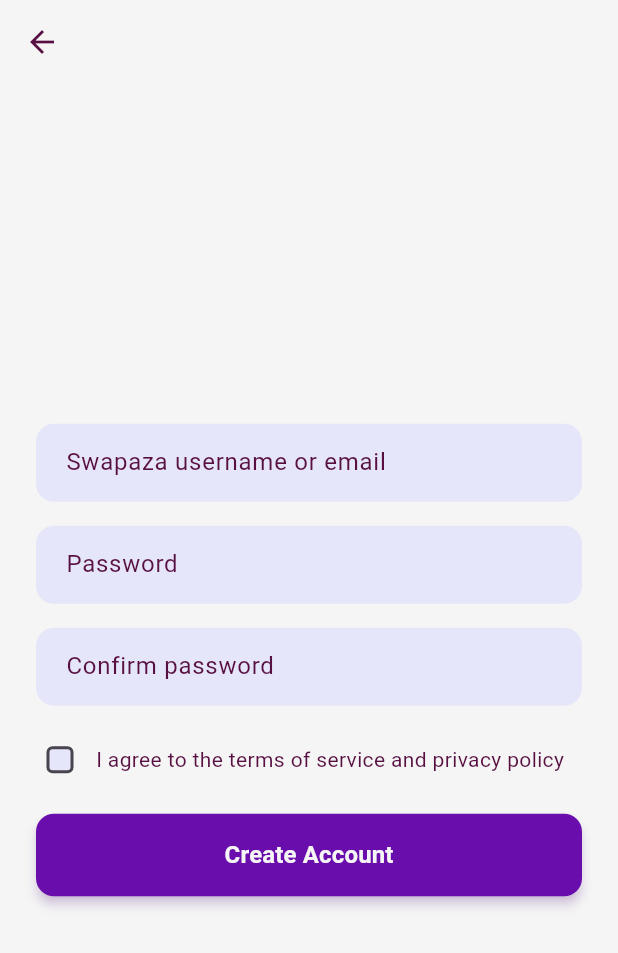
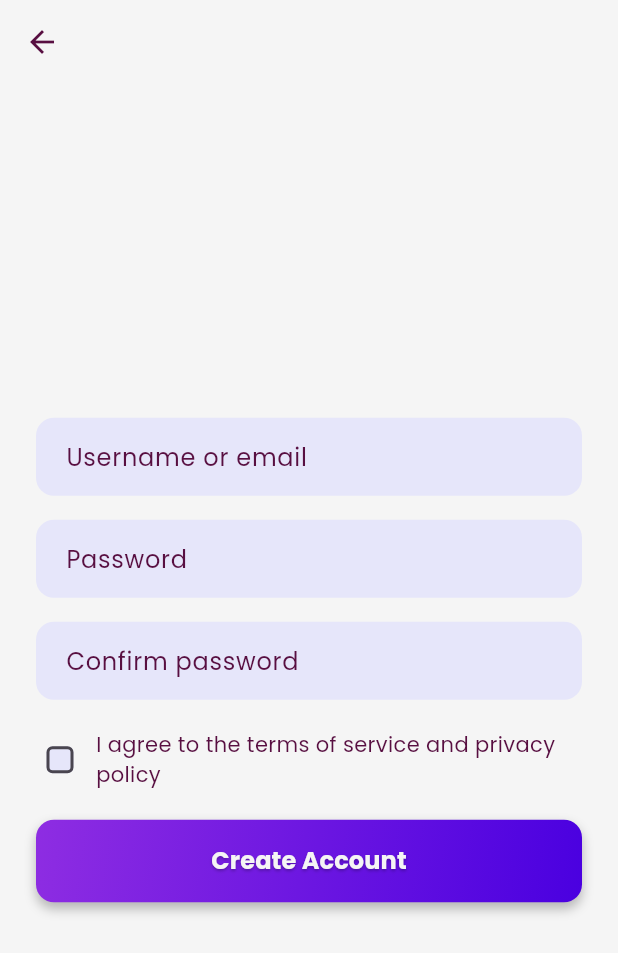
Before and after one commit to mootjeu/swapaza, a Flutter app: the screen it shows after launch, after a tap on "Login", after a tap on "Create Account", on a phone screen of 412 x 824 dp. Shown: the top 953 px of the screen. Run offline on Flutter 3.47's test engine with Material 3 defaults, Android fonts, the phone set to English and light mode, and no system bars; our stand-ins replace google_fonts.

```diff
--- a/lib/create_account_page.dart
+++ b/lib/create_account_page.dart
@@ -1,4 +1,5 @@
 import 'package:flutter/material.dart';
+import 'package:google_fonts/google_fonts.dart';
 
 class CreateAccountPage extends StatefulWidget {
   const CreateAccountPage({super.key});
@@ -19,7 +20,8 @@
   static const backgroundColor = Color(0xFFF5F5F5);
   static const fieldColor = Color(0xFFE6E6FA);
   static const textColor = Color(0xFF580F41);
-  static const buttonColor = Color(0xFF6A0DAD);
+  static const buttonGradientStart = Color(0xFF8E2DE2);
+  static const buttonGradientEnd = Color(0xFF4A00E0);
   static const buttonTextColor = Color(0xFFF5F5F5);
 
   late AnimationController _controller;
@@ -63,7 +65,7 @@
   InputDecoration _inputDecoration(String label) {
     return InputDecoration(
       labelText: label,
-      labelStyle: const TextStyle(color: textColor),
+      labelStyle: GoogleFonts.poppins(color: textColor),
       filled: true,
       fillColor: fieldColor,
       border: OutlineInputBorder(
@@ -76,6 +78,10 @@
 
   @override
   Widget build(BuildContext context) {
+    final textTheme = GoogleFonts.poppinsTextTheme(
+      Theme.of(context).textTheme,
+    );
+
     return Scaffold(
       backgroundColor: backgroundColor,
       appBar: AppBar(
@@ -98,15 +104,15 @@
                   constraints: const BoxConstraints(maxWidth: 400),
                   child: Form(
                     key: _formKey,
+                    child: Theme(
+                      data: Theme.of(context).copyWith(textTheme: textTheme),
                       child: Column(
-                      mainAxisAlignment: MainAxisAlignment.center,
                         crossAxisAlignment: CrossAxisAlignment.stretch,
                         children: [
                           const SizedBox(height: 12),
                           TextFormField(
-                          decoration:
-                              _inputDecoration('Swapaza username or email'),
-                          style: const TextStyle(color: textColor),
+                            decoration: _inputDecoration('Username or email'),
+                            style: GoogleFonts.poppins(color: textColor),
                             onChanged: (val) => _email = val,
                             validator: (val) =>
                                 val!.isEmpty ? 'Vul je email in' : null,
@@ -114,7 +120,7 @@
                           const SizedBox(height: 16),
                           TextFormField(
                             decoration: _inputDecoration('Password'),
-                          style: const TextStyle(color: textColor),
+                            style: GoogleFonts.poppins(color: textColor),
                             obscureText: true,
                             onChanged: (val) => _password = val,
                             validator: (val) =>
@@ -123,7 +129,7 @@
                           const SizedBox(height: 16),
                           TextFormField(
                             decoration: _inputDecoration('Confirm password'),
-                          style: const TextStyle(color: textColor),
+                            style: GoogleFonts.poppins(color: textColor),
                             obscureText: true,
                             onChanged: (val) => _confirmPassword = val,
                             validator: (val) => val != _password
@@ -138,8 +144,9 @@
                                 value: _agreedToTerms,
                                 onChanged: (val) =>
                                     setState(() => _agreedToTerms = val!),
-                              fillColor: MaterialStateProperty.all(fieldColor),
-                              checkColor: buttonColor,
+                                fillColor:
+                                    MaterialStateProperty.all(fieldColor),
+                                checkColor: buttonGradientEnd,
                                 visualDensity: VisualDensity.compact,
                                 materialTapTargetSize:
                                     MaterialTapTargetSize.shrinkWrap,
@@ -148,10 +155,10 @@
                                 ),
                               ),
                               const SizedBox(width: 8),
-                            const Expanded(
+                              Expanded(
                                 child: Text(
                                   'I agree to the terms of service and privacy policy',
-                                style: TextStyle(
+                                  style: GoogleFonts.poppins(
                                     fontSize: 14,
                                     color: textColor,
                                   ),
@@ -160,23 +167,50 @@
                             ],
                           ),
                           const SizedBox(height: 20),
-                        ElevatedButton(
+                          Container(
+                            decoration: BoxDecoration(
+                              gradient: const LinearGradient(
+                                colors: [
+                                  buttonGradientStart,
+                                  buttonGradientEnd
+                                ],
+                                begin: Alignment.topLeft,
+                                end: Alignment.bottomRight,
+                              ),
+                              borderRadius: BorderRadius.circular(12),
+                              boxShadow: [
+                                BoxShadow(
+                                  color: Colors.black26,
+                                  offset: Offset(0, 4),
+                                  blurRadius: 6,
+                                ),
+                              ],
+                            ),
+                            child: ElevatedButton(
                               onPressed: _submit,
                               style: ElevatedButton.styleFrom(
-                            backgroundColor: buttonColor,
-                            padding: const EdgeInsets.symmetric(vertical: 16),
+                                backgroundColor: Colors.transparent,
+                                shadowColor: Colors.transparent,
+                                padding:
+                                    const EdgeInsets.symmetric(vertical: 16),
                                 shape: RoundedRectangleBorder(
                                   borderRadius: BorderRadius.circular(12),
                                 ),
-                            elevation: 3,
-                            shadowColor: buttonColor.withOpacity(0.4),
                               ),
-                          child: const Text(
+                              child: Text(
                                 'Create Account',
-                            style: TextStyle(
+                                style: GoogleFonts.poppins(
                                   fontSize: 16,
+                                  fontWeight: FontWeight.w700,
                                   color: buttonTextColor,
-                              fontWeight: FontWeight.w600,
+                                  shadows: [
+                                    Shadow(
+                                      offset: Offset(0, 1),
+                                      blurRadius: 2,
+                                      color: Colors.black26,
+                                    )
+                                  ],
+                                ),
                               ),
                             ),
                           ),
@@ -190,6 +224,7 @@
             ),
           ),
         ),
+      ),
     );
   }
 }
--- a/lib/login_page.dart
+++ b/lib/login_page.dart
@@ -1,4 +1,5 @@
 import 'package:flutter/material.dart';
+import 'package:google_fonts/google_fonts.dart';
 import 'create_account_page.dart';
 import 'dashboard_page.dart';
 
@@ -9,12 +10,47 @@
   State<LoginPage> createState() => _LoginPageState();
 }
 
-class _LoginPageState extends State<LoginPage> {
+class _LoginPageState extends State<LoginPage>
+    with SingleTickerProviderStateMixin {
   final usernameController = TextEditingController();
   final passwordController = TextEditingController();
   bool obscurePassword = true;
   bool isLoading = false;
   String? errorMessage;
+
+  static const backgroundColor = Color(0xFFF5F5F5);
+  static const fieldColor = Color(0xFFE6E6FA);
+  static const textColor = Color(0xFF580F41);
+  static const buttonGradientStart = Color(0xFF8E2DE2);
+  static const buttonGradientEnd = Color(0xFF4A00E0);
+  static const buttonTextColor = Color(0xFFF5F5F5);
+
+  late AnimationController _controller;
+  late Animation<double> _fadeAnimation;
+  late Animation<double> _scaleAnimation;
+
+  @override
+  void initState() {
+    super.initState();
+    _controller = AnimationController(
+      vsync: this,
+      duration: const Duration(milliseconds: 900),
+    );
+    _fadeAnimation =
+        CurvedAnimation(parent: _controller, curve: Curves.easeOut);
+    _scaleAnimation = Tween<double>(begin: 0.95, end: 1.0).animate(
+      CurvedAnimation(parent: _controller, curve: Curves.easeOutBack),
+    );
+    Future.delayed(const Duration(milliseconds: 200), () {
+      if (mounted) _controller.forward();
+    });
+  }
+
+  @override
+  void dispose() {
+    _controller.dispose();
+    super.dispose();
+  }
 
   void clearFields() {
     usernameController.clear();
@@ -54,13 +90,84 @@
     }
   }
 
+  InputDecoration _inputDecoration(String label) {
+    return InputDecoration(
+      labelText: label,
+      labelStyle: GoogleFonts.poppins(color: textColor),
+      filled: true,
+      fillColor: fieldColor,
+      border: OutlineInputBorder(
+        borderRadius: BorderRadius.circular(12),
+        borderSide: BorderSide.none,
+      ),
+      contentPadding: const EdgeInsets.symmetric(vertical: 14, horizontal: 16),
+    );
+  }
+
+  Widget _premiumButton({
+    required String text,
+    required VoidCallback onPressed,
+    bool loading = false,
+  }) {
+    return Container(
+      decoration: BoxDecoration(
+        gradient: const LinearGradient(
+          colors: [buttonGradientStart, buttonGradientEnd],
+          begin: Alignment.topLeft,
+          end: Alignment.bottomRight,
+        ),
+        borderRadius: BorderRadius.circular(12),
+        boxShadow: [
+          BoxShadow(
+            color: Colors.black26,
+            offset: Offset(0, 4),
+            blurRadius: 6,
+          ),
+        ],
+      ),
+      child: ElevatedButton(
+        onPressed: loading ? null : onPressed,
+        style: ElevatedButton.styleFrom(
+          backgroundColor: Colors.transparent,
+          shadowColor: Colors.transparent,
+          padding: const EdgeInsets.symmetric(vertical: 16),
+          shape: RoundedRectangleBorder(
+            borderRadius: BorderRadius.circular(12),
+          ),
+        ),
+        child: loading
+            ? const SizedBox(
+                height: 20,
+                width: 20,
+                child: CircularProgressIndicator(
+                  color: buttonTextColor,
+                  strokeWidth: 2,
+                ),
+              )
+            : Text(
+                text,
+                style: GoogleFonts.poppins(
+                  fontSize: 16,
+                  fontWeight: FontWeight.w700,
+                  color: buttonTextColor,
+                  shadows: [
+                    Shadow(
+                      offset: Offset(0, 1),
+                      blurRadius: 2,
+                      color: Colors.black26,
+                    )
+                  ],
+                ),
+              ),
+      ),
+    );
+  }
+
   @override
   Widget build(BuildContext context) {
-    const backgroundColor = Color(0xFFF5F5F5);
-    const fieldColor = Color(0xFFE6E6FA);
-    const textColor = Color(0xFF580F41);
-    const buttonColor = Color(0xFF6A0DAD);
-    const buttonTextColor = Color(0xFFF5F5F5);
+    final textTheme = GoogleFonts.poppinsTextTheme(
+      Theme.of(context).textTheme,
+    );
 
     return Scaffold(
       backgroundColor: backgroundColor,
@@ -70,41 +177,40 @@
             padding: const EdgeInsets.symmetric(horizontal: 24),
             child: ConstrainedBox(
               constraints: const BoxConstraints(maxWidth: 400),
+              child: Theme(
+                data: Theme.of(context).copyWith(textTheme: textTheme),
                 child: Column(
                   crossAxisAlignment: CrossAxisAlignment.stretch,
                   children: [
-                  Image.asset('assets/swapaza_logo.png', height: 100),
-                  const SizedBox(height: 48),
+                    FadeTransition(
+                      opacity: _fadeAnimation,
+                      child: ScaleTransition(
+                        scale: _scaleAnimation,
+                        child: Align(
+                          alignment: Alignment.center,
+                          child: Image.asset(
+                            'assets/swapaza_logo.png',
+                            height: 100,
+                          ),
+                        ),
+                      ),
+                    ),
+                    const SizedBox(height: 36), // iets minder hoog dan 48
 
                     TextField(
                       controller: usernameController,
                       keyboardType: TextInputType.emailAddress,
                       textInputAction: TextInputAction.next,
-                    decoration: InputDecoration(
-                      labelText: 'Swapaza username or email',
-                      labelStyle: const TextStyle(color: textColor),
-                      filled: true,
-                      fillColor: fieldColor,
-                      border: OutlineInputBorder(
-                        borderRadius: BorderRadius.circular(12),
+                      decoration: _inputDecoration('Username or email'),
+                      style: GoogleFonts.poppins(color: textColor),
                     ),
-                    ),
-                    style: const TextStyle(color: textColor),
-                  ),
-                  const SizedBox(height: 16),
+                    const SizedBox(height: 14),
 
                     TextField(
                       controller: passwordController,
                       obscureText: obscurePassword,
                       textInputAction: TextInputAction.done,
-                    decoration: InputDecoration(
-                      labelText: 'Password',
-                      labelStyle: const TextStyle(color: textColor),
-                      filled: true,
-                      fillColor: fieldColor,
-                      border: OutlineInputBorder(
-                        borderRadius: BorderRadius.circular(12),
-                      ),
+                      decoration: _inputDecoration('Password').copyWith(
                         suffixIcon: IconButton(
                           icon: Icon(
                             obscurePassword
@@ -112,13 +218,13 @@
                                 : Icons.visibility,
                             color: textColor,
                           ),
-                        onPressed: () =>
-                            setState(() => obscurePassword = !obscurePassword),
+                          onPressed: () => setState(
+                              () => obscurePassword = !obscurePassword),
                         ),
                       ),
-                    style: const TextStyle(color: textColor),
+                      style: GoogleFonts.poppins(color: textColor),
                     ),
-                  const SizedBox(height: 12),
+                    const SizedBox(height: 8), // compacter
 
                     Align(
                       alignment: Alignment.centerRight,
@@ -126,44 +232,23 @@
                         onPressed: () {
                           // TODO: Password recovery
                         },
-                      child: const Text(
+                        child: Text(
                           'Forgot password?',
-                        style: TextStyle(color: textColor),
+                          style: GoogleFonts.poppins(color: textColor),
                         ),
                       ),
                     ),
-                  const SizedBox(height: 24),
+                    const SizedBox(height: 16), // minder ruimte
 
-                  ElevatedButton(
-                    style: ElevatedButton.styleFrom(
-                      backgroundColor: buttonColor,
-                      padding: const EdgeInsets.symmetric(vertical: 16),
-                      shape: RoundedRectangleBorder(
-                        borderRadius: BorderRadius.circular(12),
-                      ),
-                    ),
-                    onPressed: isLoading ? null : handleLogin,
-                    child: isLoading
-                        ? const SizedBox(
-                            height: 20,
-                            width: 20,
-                            child: CircularProgressIndicator(
-                              color: buttonTextColor,
-                              strokeWidth: 2,
-                            ),
-                          )
-                        : const Text(
-                            'Login',
-                            style: TextStyle(
-                              fontSize: 16,
-                              color: buttonTextColor,
-                            ),
-                          ),
+                    _premiumButton(
+                      text: 'Login',
+                      onPressed: handleLogin,
+                      loading: isLoading,
                     ),
 
                     if (errorMessage != null)
                       Padding(
-                      padding: const EdgeInsets.only(top: 12),
+                        padding: const EdgeInsets.only(top: 10),
                         child: Text(
                           errorMessage!,
                           style: const TextStyle(color: Colors.red),
@@ -171,43 +256,31 @@
                         ),
                       ),
 
-                  const SizedBox(height: 24),
-                  const Text(
+                    const SizedBox(height: 18), // minder dan 24
+                    Text(
                       'or',
-                    style: TextStyle(fontSize: 16, color: textColor),
+                      style: GoogleFonts.poppins(
+                        fontSize: 16,
+                        color: textColor,
+                      ),
                       textAlign: TextAlign.center,
                     ),
-                  const SizedBox(height: 24),
+                    const SizedBox(height: 18), // compacter
 
-                  ElevatedButton(
-                    style: ElevatedButton.styleFrom(
-                      backgroundColor: buttonColor,
-                      padding: const EdgeInsets.symmetric(vertical: 16),
-                      shape: RoundedRectangleBorder(
-                        borderRadius: BorderRadius.circular(12),
-                      ),
-                    ),
+                    _premiumButton(
+                      text: 'Create Account',
                       onPressed: () async {
-                      print('✅ Create Account knop is aangeklikt!');
-
                         await Navigator.push(
                           context,
                           MaterialPageRoute(
                             builder: (context) => const CreateAccountPage(),
                           ),
                         );
-
                         clearFields();
                       },
-                    child: const Text(
-                      'Create Account',
-                      style: TextStyle(
-                        fontSize: 16,
-                        color: buttonTextColor,
-                      ),
-                    ),
                     ),
                   ],
+                ),
               ),
             ),
           ),
```
Also changed, not shown: pubspec.yaml (+4 -71 lines), pubspec.lock, 10 other files. Lines whose indentation alone changed are shown as unchanged.
